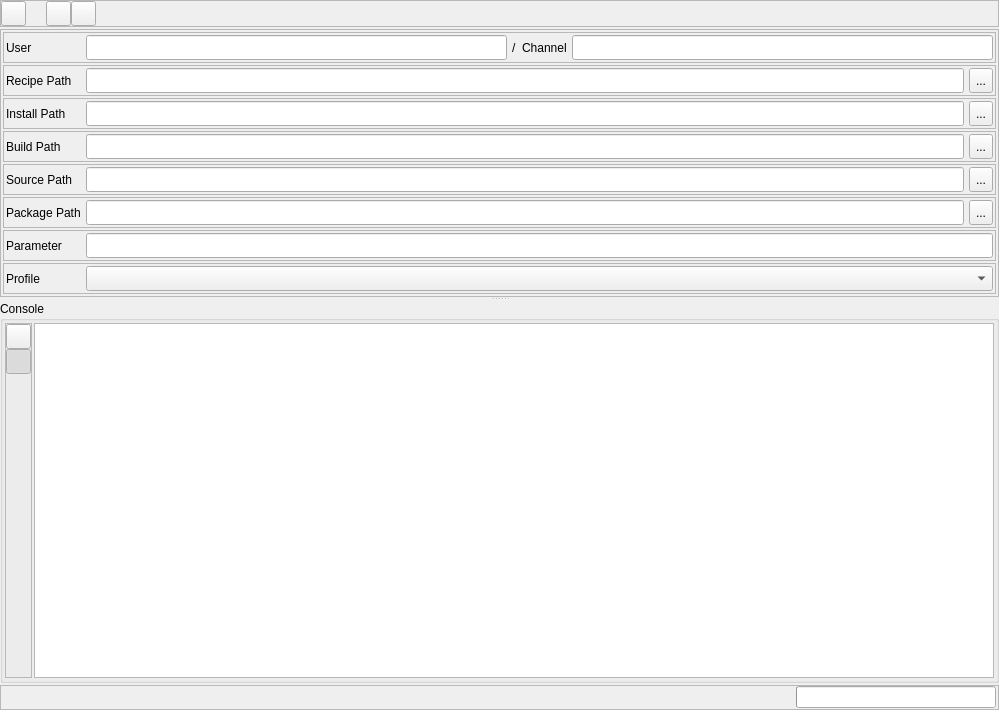
Above: resources/ui/widget/tab/workspace/tab_workspace.ui from afri-bit/conan-guide before the change. Below: the same form after it.
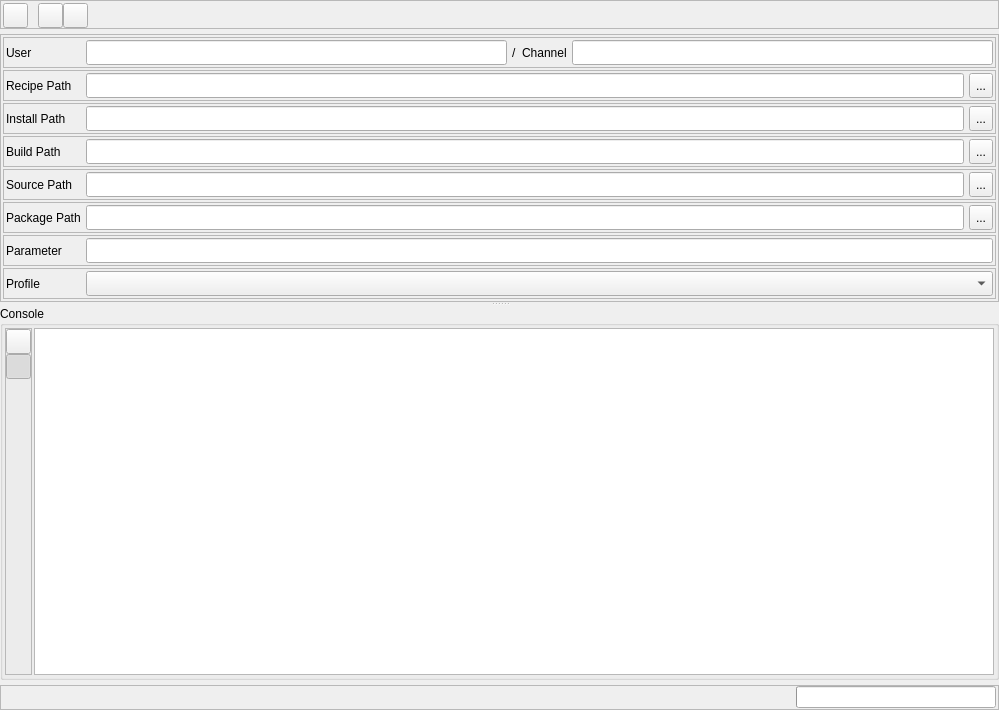
That is the form after the change. Icons and pictures are not drawn.

Commit message:
Refinement of the button position of each tabs
The position of the top buttons of each tabs is now identical.
So if user changes the tab, the button's position will be on the same level.

Diff of the .ui file:
```diff
--- a/resources/ui/widget/tab/workspace/tab_workspace.ui
+++ b/resources/ui/widget/tab/workspace/tab_workspace.ui
@@ -15,7 +15,7 @@
   </property>
   <layout class="QVBoxLayout" name="verticalLayout">
    <property name="spacing">
-    <number>2</number>
+    <number>5</number>
    </property>
    <property name="leftMargin">
     <number>0</number>
@@ -48,10 +48,10 @@
        <number>0</number>
       </property>
       <property name="leftMargin">
-       <number>0</number>
+       <number>2</number>
       </property>
       <property name="topMargin">
-       <number>0</number>
+       <number>2</number>
       </property>
       <property name="rightMargin">
        <number>0</number>
@@ -98,7 +98,7 @@
         </property>
         <property name="sizeHint" stdset="0">
          <size>
-          <width>20</width>
+          <width>10</width>
           <height>20</height>
          </size>
         </property>
```
The commit also changes 6 other files.
